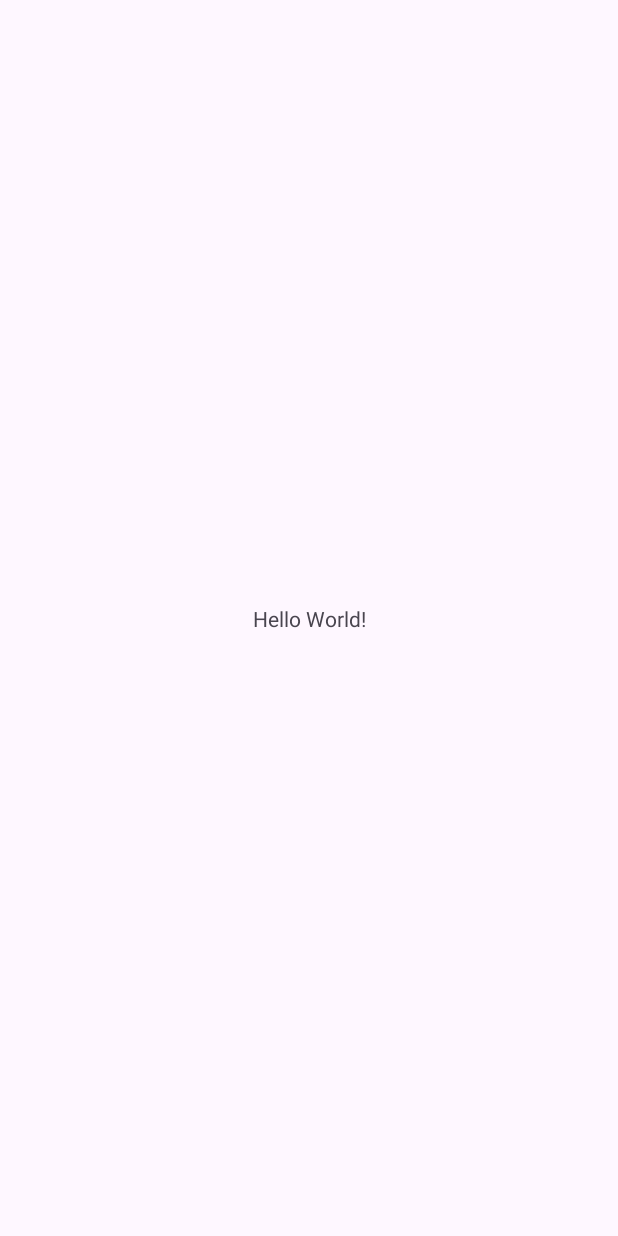
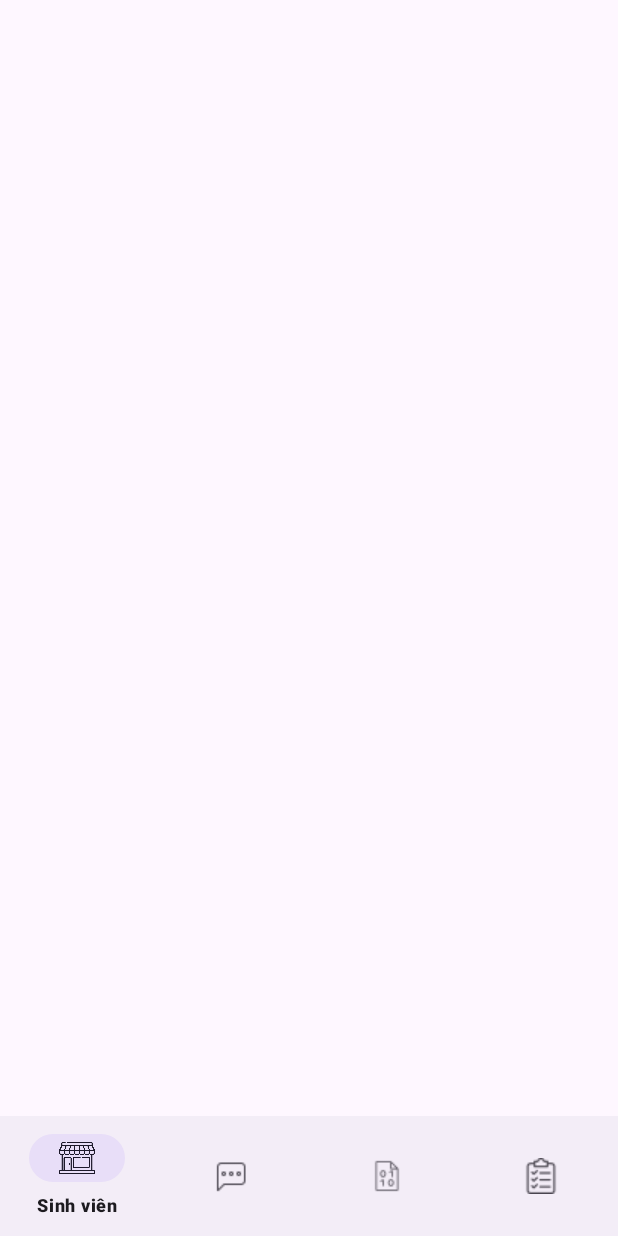
Before and after one commit to Nghien-Gia-11/Example_MVVM_RecyclerView, an Android app: the screen it shows after launch (MainActivity), on a phone screen of 412 x 824 dp. Before the commit the screen is almost empty. Run offline under Robolectric (Android 15) with nearby library versions, the phone set to English and light mode, and no system bars.

```diff
--- a/app/build.gradle.kts
+++ b/app/build.gradle.kts
@@ -33,6 +33,9 @@ android {
     kotlinOptions {
         jvmTarget = "1.8"
     }
+    viewBinding {
+        enable = true
+    }
 }
 
 dependencies {
--- /dev/null
+++ b/app/src/main/java/com/example/example_mvvm_recyclerview/Fragment/StudentFragment.kt
@@ -0,0 +1,40 @@
+package com.example.example_mvvm_recyclerview.Fragment
+
+import android.os.Bundle
+import androidx.fragment.app.Fragment
+import android.view.LayoutInflater
+import android.view.View
+import android.view.ViewGroup
+import com.example.example_mvvm_recyclerview.R
+import com.example.example_mvvm_recyclerview.databinding.FragmentStudentBinding
+
+
+class StudentFragment : Fragment() {
+
+    private var _binding : FragmentStudentBinding? = null
+    private val binding get() = _binding!!
+
+    override fun onCreateView(
+        inflater: LayoutInflater, container: ViewGroup?,
+        savedInstanceState: Bundle?
+    ): View {
+        _binding = FragmentStudentBinding.inflate(inflater, container, false)
+        return binding.root
+    }
+
+    override fun onViewCreated(view: View, savedInstanceState: Bundle?) {
+        super.onViewCreated(view, savedInstanceState)
+
+
+
+
+    }
+
+    override fun onDestroy() {
+        super.onDestroy()
+        _binding = null
+    }
+
+
+
+}
--- a/app/src/main/java/com/example/example_mvvm_recyclerview/MainActivity.kt
+++ b/app/src/main/java/com/example/example_mvvm_recyclerview/MainActivity.kt
@@ -1,20 +1,45 @@
 package com.example.example_mvvm_recyclerview
 
 import android.os.Bundle
+import android.widget.Toast
 import androidx.activity.enableEdgeToEdge
 import androidx.appcompat.app.AppCompatActivity
 import androidx.core.view.ViewCompat
 import androidx.core.view.WindowInsetsCompat
+import androidx.fragment.app.Fragment
+import com.example.example_mvvm_recyclerview.Fragment.StudentFragment
+import com.example.example_mvvm_recyclerview.databinding.ActivityMainBinding
 
 class MainActivity : AppCompatActivity() {
+
+    private lateinit var binding: ActivityMainBinding
+
     override fun onCreate(savedInstanceState: Bundle?) {
         super.onCreate(savedInstanceState)
-        enableEdgeToEdge()
-        setContentView(R.layout.activity_main)
-        ViewCompat.setOnApplyWindowInsetsListener(findViewById(R.id.main)) { v, insets ->
-            val systemBars = insets.getInsets(WindowInsetsCompat.Type.systemBars())
-            v.setPadding(systemBars.left, systemBars.top, systemBars.right, systemBars.bottom)
-            insets
+        binding = ActivityMainBinding.inflate(layoutInflater)
+        setContentView(binding.root)
+
+        startFragment(StudentFragment())
+        binding.MenuNav.setOnItemSelectedListener { item ->
+            when (item.itemId) {
+                R.id.menuStudent -> startFragment(StudentFragment())
+                R.id.menuGam -> notify("GAM")
+                R.id.menuChats -> notify("Chats")
+                R.id.menuOrder -> notify("Giỏ hàng")
+            }
+            true
         }
     }
+
+    private fun startFragment(fragment: Fragment) {
+        supportFragmentManager.beginTransaction().apply {
+            replace(R.id.FrameContainer, fragment)
+            commit()
+        }
+    }
+
+    private fun notify(noify: String) {
+        Toast.makeText(this, "bạn đã chuyển qua $noify", Toast.LENGTH_SHORT).show()
+    }
+
 }
--- a/app/src/main/res/layout/activity_main.xml
+++ b/app/src/main/res/layout/activity_main.xml
@@ -1,19 +1,24 @@
 <?xml version="1.0" encoding="utf-8"?>
-<androidx.constraintlayout.widget.ConstraintLayout xmlns:android="http://schemas.android.com/apk/res/android"
+<LinearLayout xmlns:android="http://schemas.android.com/apk/res/android"
     xmlns:app="http://schemas.android.com/apk/res-auto"
     xmlns:tools="http://schemas.android.com/tools"
     android:id="@+id/main"
     android:layout_width="match_parent"
     android:layout_height="match_parent"
+    android:orientation="vertical"
     tools:context=".MainActivity">
 
-    <TextView
-        android:layout_width="wrap_content"
+
+    <FrameLayout
+        android:id="@+id/FrameContainer"
+        android:layout_width="match_parent"
+        android:layout_height="0dp"
+        android:layout_weight="1" />
+
+    <com.google.android.material.bottomnavigation.BottomNavigationView
+        android:id="@+id/MenuNav"
+        android:layout_width="match_parent"
         android:layout_height="wrap_content"
-        android:text="Hello World!"
-        app:layout_constraintBottom_toBottomOf="parent"
-        app:layout_constraintEnd_toEndOf="parent"
-        app:layout_constraintStart_toStartOf="parent"
-        app:layout_constraintTop_toTopOf="parent" />
+        app:menu="@menu/menu_nav_bottom" />
 
-</androidx.constraintlayout.widget.ConstraintLayout>
+</LinearLayout>
--- /dev/null
+++ b/app/src/main/res/layout/fragment_student.xml
@@ -0,0 +1,12 @@
+<?xml version="1.0" encoding="utf-8"?>
+<FrameLayout xmlns:android="http://schemas.android.com/apk/res/android"
+    xmlns:tools="http://schemas.android.com/tools"
+    android:layout_width="match_parent"
+    android:layout_height="match_parent"
+    tools:context=".Fragment.StudentFragment">
+
+    <androidx.recyclerview.widget.RecyclerView
+        android:id="@+id/rvStudent"
+        android:layout_width="match_parent"
+        android:layout_height="match_parent" />
+</FrameLayout>
--- /dev/null
+++ b/app/src/main/res/menu/menu_nav_bottom.xml
@@ -0,0 +1,19 @@
+<?xml version="1.0" encoding="utf-8"?>
+<menu xmlns:android="http://schemas.android.com/apk/res/android">
+    <item
+        android:id="@+id/menuStudent"
+        android:icon="@drawable/shop"
+        android:title="@string/menuStudent" />
+    <item
+        android:id="@+id/menuChats"
+        android:icon="@drawable/message"
+        android:title="@string/menuChats" />
+    <item
+        android:id="@+id/menuGam"
+        android:icon="@drawable/gam"
+        android:title="@string/menuGam" />
+    <item
+        android:id="@+id/menuOrder"
+        android:icon="@drawable/order"
+        android:title="@string/menuOrder" />
+</menu>
--- a/app/src/main/res/values/strings.xml
+++ b/app/src/main/res/values/strings.xml
@@ -1,3 +1,9 @@
 <resources>
     <string name="app_name">Example_MVVM_RecyclerView</string>
+    <string name="menuChats">Chats</string>
+    <string name="menuGam">GAM</string>
+    <string name="menuOrder">Đơn hàng</string>
+    <string name="menuStudent">Sinh viên</string>
+    <!-- TODO: Remove or change this placeholder text -->
+    <string name="hello_blank_fragment">Hello blank fragment</string>
 </resources>
```
Also changed, not shown: app/src/main/java/com/example/example_mvvm_recyclerview/Adapter/StudentAdapter.kt (added, +79 -0 lines), app/src/main/java/com/example/example_mvvm_recyclerview/Model/StudentGraduate.kt (added, +10 -0 lines), app/src/main/java/com/example/example_mvvm_recyclerview/Model/StudentUnderGraduate.kt (added, +8 -0 lines), app/src/main/java/com/example/example_mvvm_recyclerview/ViewModel/StudentViewModel.kt (added, +36 -0 lines), app/src/main/res/layout/layout_item_student_graduate.xml (added, +107 -0 lines), app/src/main/res/layout/layout_item_student_undergraduate.xml (added, +69 -0 lines), app/src/main/res/drawable/gam.png (added), app/src/main/res/drawable/message.png (added), app/src/main/res/drawable/order.png (added), app/src/main/res/drawable/shop.png (added).
